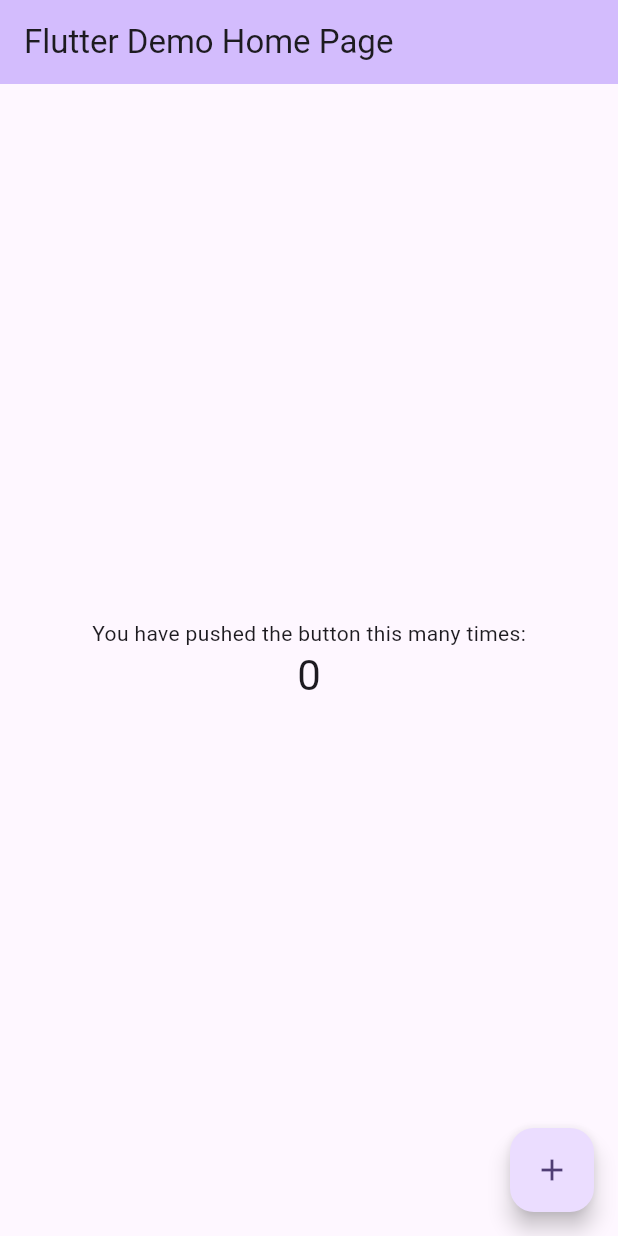
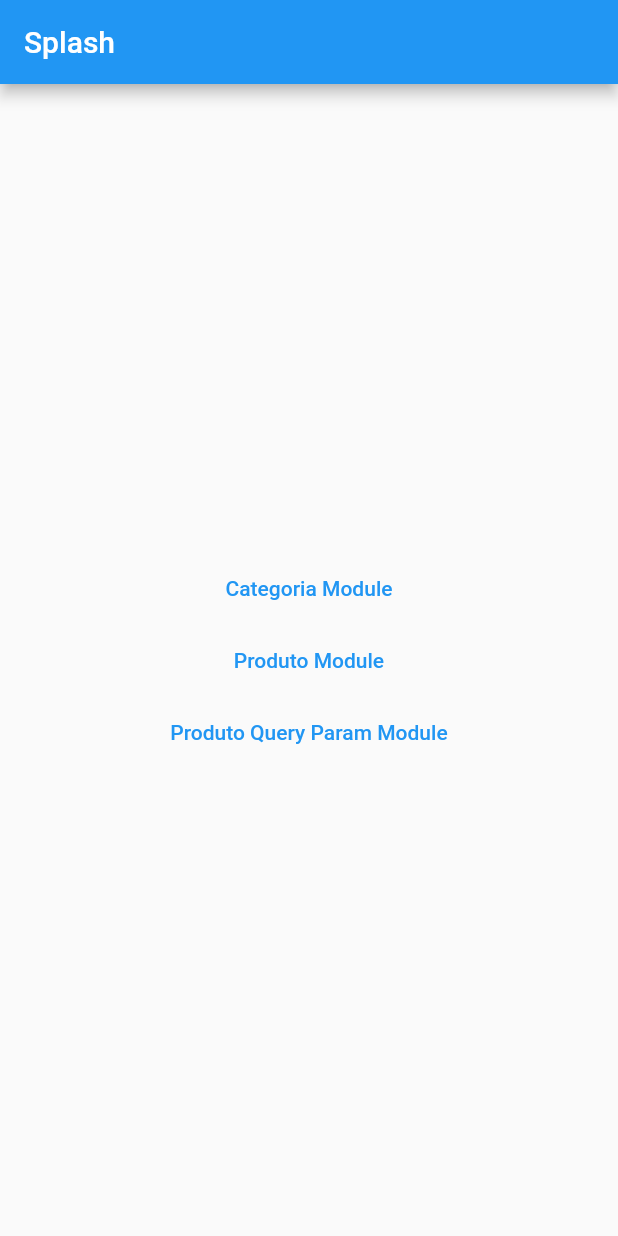
Before and after one commit to victorapc/flutter_modular_exemple, a Flutter app: the screen it shows after launch, on a phone screen of 412 x 824 dp. Run offline on Flutter 3.47's test engine with Material 2 defaults, Android fonts, the phone set to English and light mode, and no system bars; our stand-ins replace flutter_modular.

Commit message:
Rotas e navegação com Modular

```diff
--- /dev/null
+++ b/lib/app/app_module.dart
@@ -0,0 +1,25 @@
+import 'package:flutter_modular/flutter_modular.dart';
+import 'package:flutter_modular_example/app/categoria/categoria_module.dart';
+import 'package:flutter_modular_example/app/produto/produto_module.dart';
+import 'package:flutter_modular_example/app/splash/splash_page.dart';
+
+class AppModule extends Module {
+  @override
+  List<Bind> get binds => [];
+
+  @override
+  List<ModularRoute> get routes => [
+        ChildRoute(
+          Modular.initialRoute,
+          child: (context, args) => const SplashPage(),
+        ),
+        ModuleRoute(
+          '/categoria',
+          module: CategoriaModule(),
+        ),
+        ModuleRoute(
+          '/produto',
+          module: ProdutoModule(),
+        ),
+      ];
+}
--- /dev/null
+++ b/lib/app/app_widget.dart
@@ -0,0 +1,18 @@
+import 'package:flutter/material.dart';
+import 'package:flutter_modular/flutter_modular.dart';
+
+class AppWidget extends StatelessWidget {
+  const AppWidget({super.key});
+
+  @override
+  Widget build(BuildContext context) {
+    return MaterialApp.router(
+      title: 'Flutter Module Exemple',
+      theme: ThemeData(
+        primarySwatch: Colors.blue,
+      ),
+      routeInformationParser: Modular.routeInformationParser,
+      routerDelegate: Modular.routerDelegate,
+    );
+  }
+}
--- /dev/null
+++ b/lib/app/categoria/categoria_module.dart
@@ -0,0 +1,14 @@
+import 'package:flutter_modular/flutter_modular.dart';
+import 'package:flutter_modular_example/app/categoria/categoria_page.dart';
+
+class CategoriaModule extends Module {
+  @override
+  List<ModularRoute> get routes => [
+        ChildRoute(
+          Modular.initialRoute,
+          child: (context, args) => CategoriaPage(
+            categoria: args.data,
+          ),
+        ),
+      ];
+}
--- /dev/null
+++ b/lib/app/categoria/categoria_page.dart
@@ -0,0 +1,25 @@
+import 'package:flutter/material.dart';
+import 'package:flutter_modular/flutter_modular.dart';
+
+class CategoriaPage extends StatefulWidget {
+  final String? categoria;
+
+  const CategoriaPage({super.key, this.categoria});
+
+  @override
+  State<CategoriaPage> createState() => _CategoriaPageState();
+}
+
+class _CategoriaPageState extends State<CategoriaPage> {
+  @override
+  Widget build(BuildContext context) {
+    return Scaffold(
+      appBar: AppBar(
+        title: const Text('Categoria'),
+      ),
+      body: Center(
+        child: Text(widget.categoria ?? 'Não foi enviado a categoria'),
+      ),
+    );
+  }
+}
--- /dev/null
+++ b/lib/app/splash/splash_page.dart
@@ -0,0 +1,44 @@
+import 'package:flutter/material.dart';
+import 'package:flutter_modular/flutter_modular.dart';
+
+class SplashPage extends StatelessWidget {
+  const SplashPage({super.key});
+
+  @override
+  Widget build(BuildContext context) {
+    return Scaffold(
+      appBar: AppBar(
+        title: const Text('Splash'),
+      ),
+      body: Center(
+        child: Column(
+          mainAxisAlignment: MainAxisAlignment.center,
+          children: [
+            TextButton(
+              onPressed: () {
+                // Argumentos: Recupera pelo Modular.args.data
+                Modular.to.pushNamed('/categoria',
+                    arguments: 'Categoria Teste Pelo Modular');
+              },
+              child: const Text('Categoria Module'),
+            ),
+            TextButton(
+              onPressed: () {
+                // NamedParameters: Recupera pelo Modular.args.params
+                Modular.to.pushNamed('/produto/Produtos_Teste');
+              },
+              child: const Text('Produto Module'),
+            ),
+            TextButton(
+              onPressed: () {
+                // QueryParameters: Recupera pelo Modular.args.queryParams
+                Modular.to.pushNamed('/produto/xyz?nome=Produto_XYZ');
+              },
+              child: const Text('Produto Query Param Module'),
+            ),
+          ],
+        ),
+      ),
+    );
+  }
+}
--- a/lib/main.dart
+++ b/lib/main.dart
@@ -1,125 +1,8 @@
 import 'package:flutter/material.dart';
+import 'package:flutter_modular/flutter_modular.dart';
+import 'package:flutter_modular_example/app/app_module.dart';
+import 'package:flutter_modular_example/app/app_widget.dart';
 
 void main() {
-  runApp(const MyApp());
+  runApp(ModularApp(module: AppModule(), child: AppWidget()));
 }
-
-class MyApp extends StatelessWidget {
-  const MyApp({super.key});
-
-  // This widget is the root of your application.
-  @override
-  Widget build(BuildContext context) {
-    return MaterialApp(
-      title: 'Flutter Demo',
-      theme: ThemeData(
-        // This is the theme of your application.
-        //
-        // TRY THIS: Try running your application with "flutter run". You'll see
-        // the application has a blue toolbar. Then, without quitting the app,
-        // try changing the seedColor in the colorScheme below to Colors.green
-        // and then invoke "hot reload" (save your changes or press the "hot
-        // reload" button in a Flutter-supported IDE, or press "r" if you used
-        // the command line to start the app).
-        //
-        // Notice that the counter didn't reset back to zero; the application
-        // state is not lost during the reload. To reset the state, use hot
-        // restart instead.
-        //
-        // This works for code too, not just values: Most code changes can be
-        // tested with just a hot reload.
-        colorScheme: ColorScheme.fromSeed(seedColor: Colors.deepPurple),
-        useMaterial3: true,
-      ),
-      home: const MyHomePage(title: 'Flutter Demo Home Page'),
-    );
-  }
-}
-
-class MyHomePage extends StatefulWidget {
-  const MyHomePage({super.key, required this.title});
-
-  // This widget is the home page of your application. It is stateful, meaning
-  // that it has a State object (defined below) that contains fields that affect
-  // how it looks.
-
-  // This class is the configuration for the state. It holds the values (in this
-  // case the title) provided by the parent (in this case the App widget) and
-  // used by the build method of the State. Fields in a Widget subclass are
-  // always marked "final".
-
-  final String title;
-
-  @override
-  State<MyHomePage> createState() => _MyHomePageState();
-}
-
-class _MyHomePageState extends State<MyHomePage> {
-  int _counter = 0;
-
-  void _incrementCounter() {
-    setState(() {
-      // This call to setState tells the Flutter framework that something has
-      // changed in this State, which causes it to rerun the build method below
-      // so that the display can reflect the updated values. If we changed
-      // _counter without calling setState(), then the build method would not be
-      // called again, and so nothing would appear to happen.
-      _counter++;
-    });
-  }
-
-  @override
-  Widget build(BuildContext context) {
-    // This method is rerun every time setState is called, for instance as done
-    // by the _incrementCounter method above.
-    //
-    // The Flutter framework has been optimized to make rerunning build methods
-    // fast, so that you can just rebuild anything that needs updating rather
-    // than having to individually change instances of widgets.
-    return Scaffold(
-      appBar: AppBar(
-        // TRY THIS: Try changing the color here to a specific color (to
-        // Colors.amber, perhaps?) and trigger a hot reload to see the AppBar
-        // change color while the other colors stay the same.
-        backgroundColor: Theme.of(context).colorScheme.inversePrimary,
-        // Here we take the value from the MyHomePage object that was created by
-        // the App.build method, and use it to set our appbar title.
-        title: Text(widget.title),
-      ),
-      body: Center(
-        // Center is a layout widget. It takes a single child and positions it
-        // in the middle of the parent.
-        child: Column(
-          // Column is also a layout widget. It takes a list of children and
-          // arranges them vertically. By default, it sizes itself to fit its
-          // children horizontally, and tries to be as tall as its parent.
-          //
-          // Column has various properties to control how it sizes itself and
-          // how it positions its children. Here we use mainAxisAlignment to
-          // center the children vertically; the main axis here is the vertical
-          // axis because Columns are vertical (the cross axis would be
-          // horizontal).
-          //
-          // TRY THIS: Invoke "debug painting" (choose the "Toggle Debug Paint"
-          // action in the IDE, or press "p" in the console), to see the
-          // wireframe for each widget.
-          mainAxisAlignment: MainAxisAlignment.center,
-          children: <Widget>[
-            const Text(
-              'You have pushed the button this many times:',
-            ),
-            Text(
-              '$_counter',
-              style: Theme.of(context).textTheme.headlineMedium,
-            ),
-          ],
-        ),
-      ),
-      floatingActionButton: FloatingActionButton(
-        onPressed: _incrementCounter,
-        tooltip: 'Increment',
-        child: const Icon(Icons.add),
-      ), // This trailing comma makes auto-formatting nicer for build methods.
-    );
-  }
-}
--- a/pubspec.yaml
+++ b/pubspec.yaml
@@ -30,6 +30,7 @@ environment:
 dependencies:
   flutter:
     sdk: flutter
+  flutter_modular: ^5.0.3
 
 
   # The following adds the Cupertino Icons font to your application.
```
Also changed, not shown: lib/app/produto/produto2_page.dart (added, +19 -0 lines), lib/app/produto/produto_module.dart (added, +24 -0 lines), lib/app/produto/produto_page.dart (added, +19 -0 lines), pubspec.lock, 1 other file.
